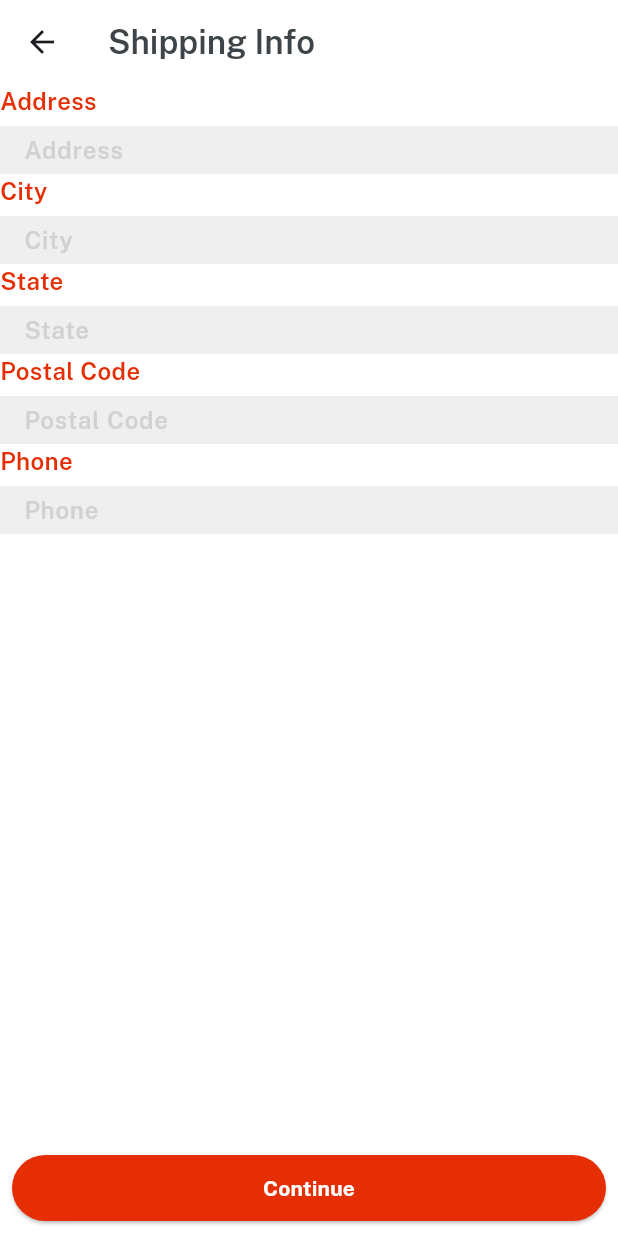
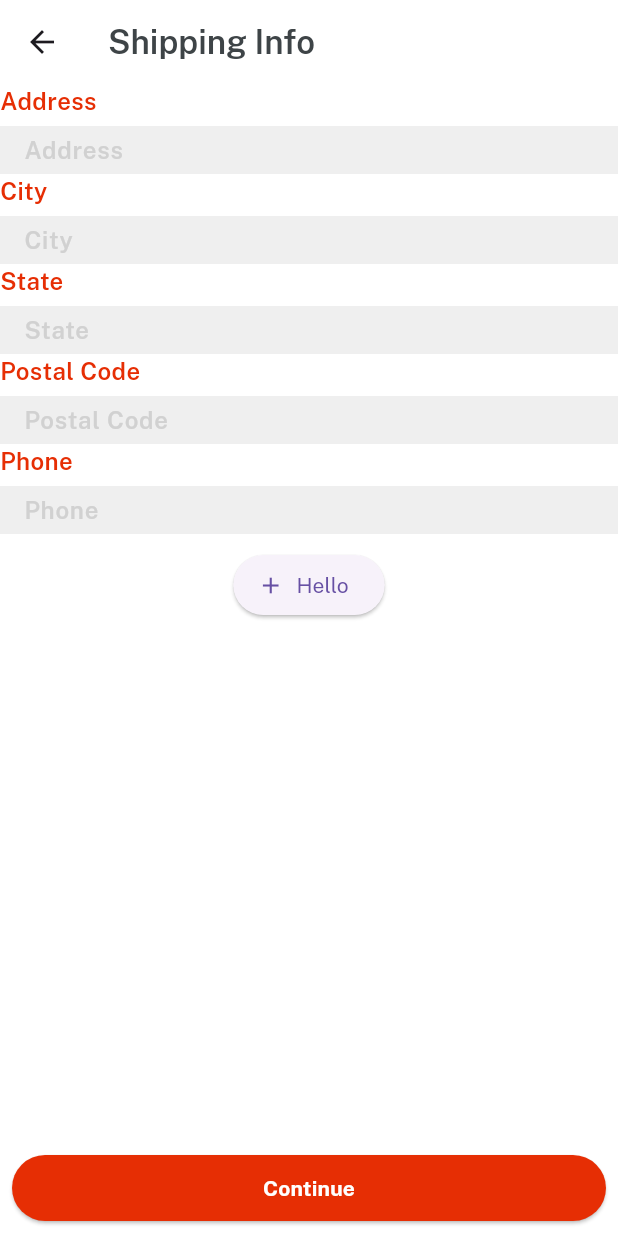
Before and after one commit to AbirHasanShuvo/seed_haven, a Flutter app: the ShippingDetails screen opened directly, on a phone screen of 412 x 824 dp. Run offline on Flutter 3.47's test engine with Material 3 defaults, Android fonts, the light colour scheme and no system bars; our stand-ins replace cloud_firestore, firebase_auth, firebase_core, firebase_storage, get, image_picker and 1 more; accounts and stored records are empty.

Commit message:
added customize button

```diff
--- a/lib/views/cart_screen/shipping_screen.dart
+++ b/lib/views/cart_screen/shipping_screen.dart
@@ -41,6 +41,14 @@ class ShippingDetails extends StatelessWidget {
           customTextfield(
               "Postal Code", "Postal Code", postalController, false),
           customTextfield("Phone", "Phone", phoneController, false),
+          const SizedBox(
+            height: 10,
+          ),
+          ElevatedButton.icon(
+            onPressed: () {},
+            icon: Icon(Icons.add),
+            label: Text('Hello'),
+          )
         ],
       ),
     );
```
